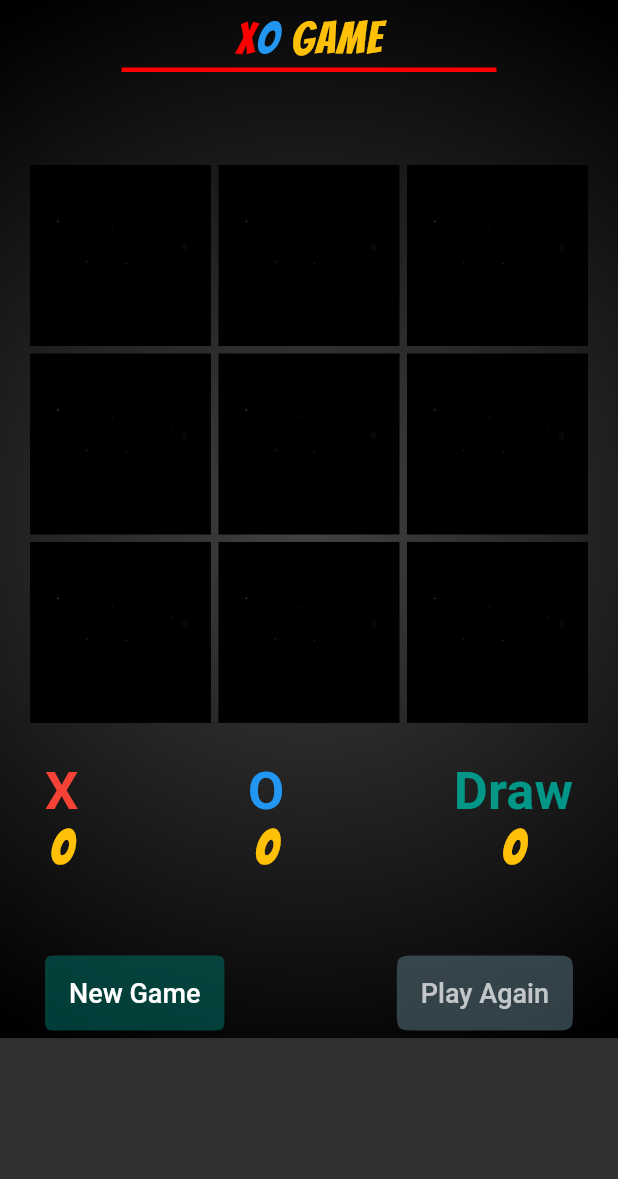
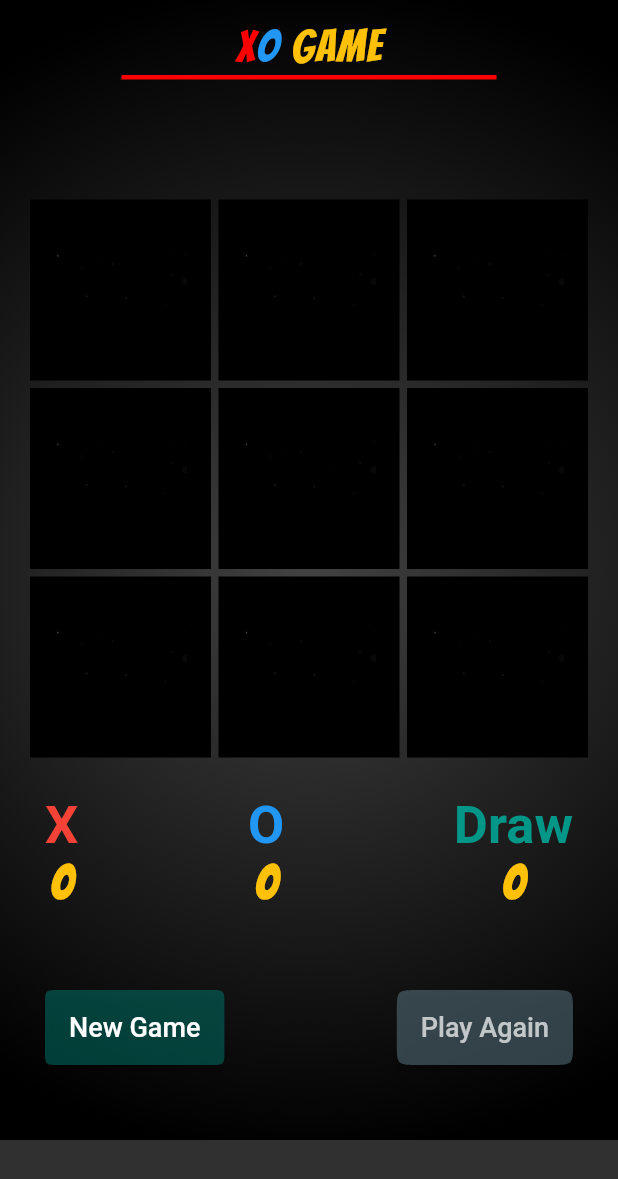
Before and after one commit to EslamFares/XO-Game, a Flutter app: the screen it shows after launch, on a phone screen of 412 x 824 dp. Shown: the top 1179 px of the screen. Run offline on Flutter 3.47's test engine with Material 2 defaults, Android fonts, the phone set to English and light mode, and no system bars; our stand-ins replace google_fonts.

Commit message:
sized box (last final) final

```diff
--- a/lib/HomePage.dart
+++ b/lib/HomePage.dart
@@ -106,7 +106,7 @@ class _HomePageState extends State<HomePage> {
       body:ListView(
         children: <Widget>[
           Container(
-            padding: EdgeInsets.only(top: 5),
+            padding: EdgeInsets.only(top: 10),
 //            height: MediaQuery.of(context).size.height,
             width: MediaQuery.of(context).size.width,
             decoration: BoxDecoration(
@@ -118,7 +118,7 @@ class _HomePageState extends State<HomePage> {
             child: Column(
               children: <Widget>[
                 Padding(
-                  padding: EdgeInsets.only(top: 5, bottom: 32),
+                  padding: EdgeInsets.only(top: 5, bottom: 50),
                   child: Column(
                     children: <Widget>[
                       Row(
@@ -278,7 +278,7 @@ class _HomePageState extends State<HomePage> {
                       ),
                       Padding(
                         padding: EdgeInsets.only(
-                            left: 30, right: 30, top: 0, bottom: 5),
+                            left: 30, right: 30, top: 0,bottom: 50),
                         child: Row(
                           mainAxisAlignment: MainAxisAlignment.spaceBetween,
                           children: <Widget>[
```
